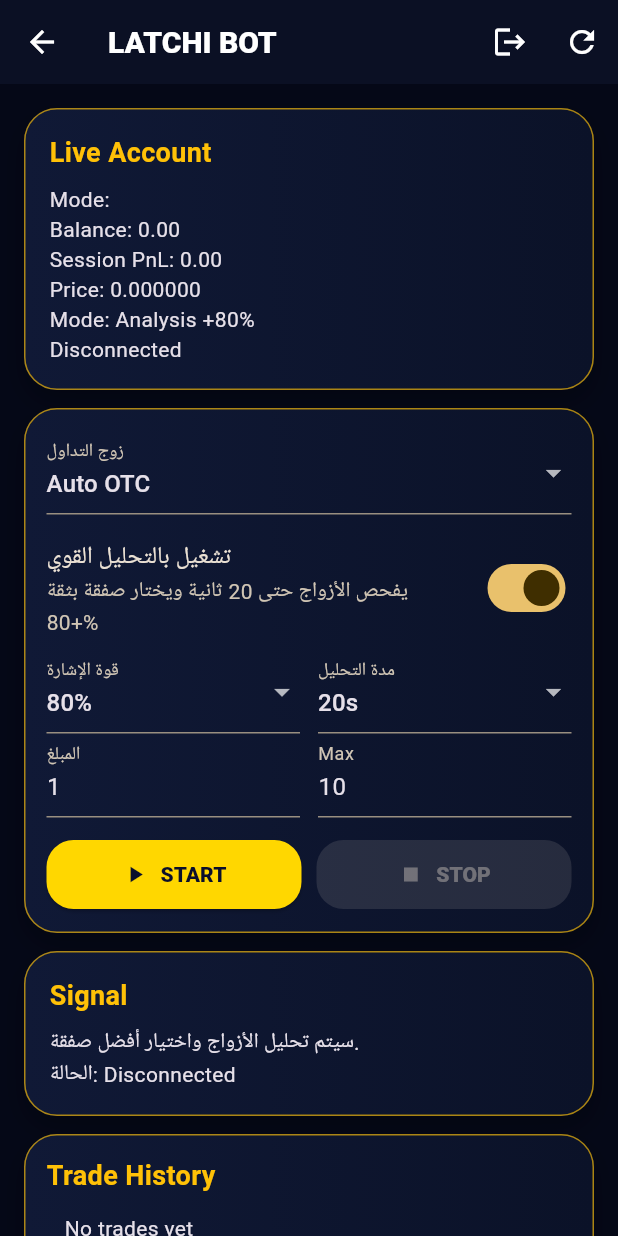
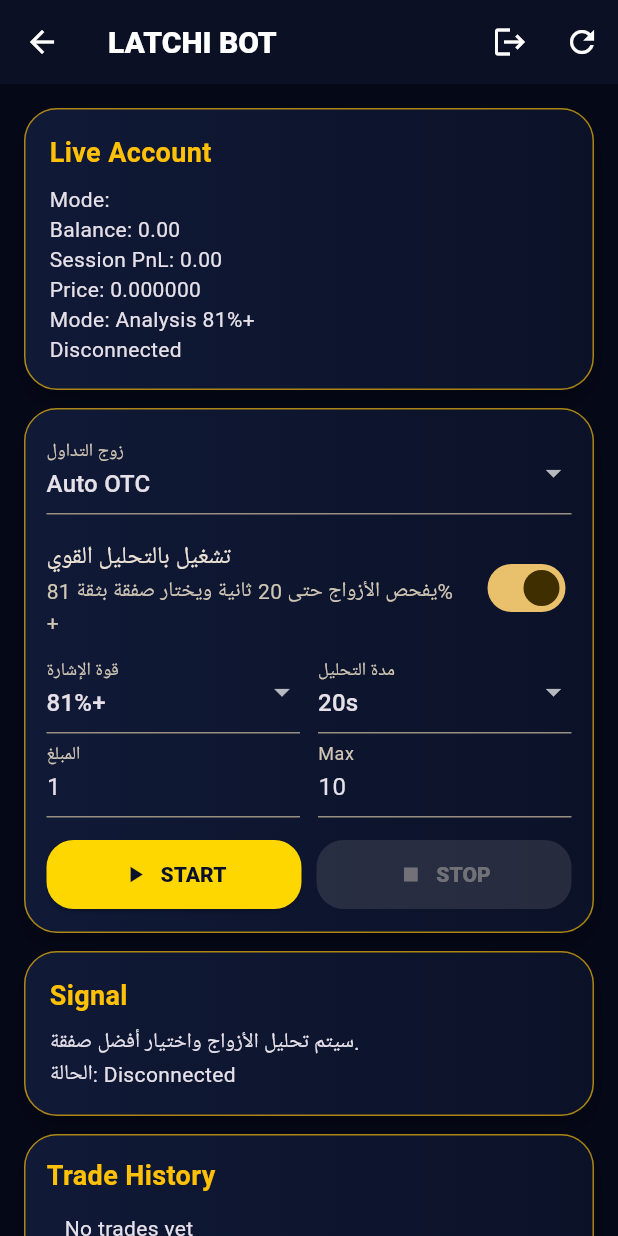
Before and after one commit to iskande233/quotex-bot-app, a Flutter app: the BotDashboard screen opened directly with empty values, on a phone screen of 412 x 824 dp. Run offline on Flutter 3.47's test engine with Material 3 defaults, Android fonts, the phone set to English and light mode, and no system bars; our stand-ins replace shared_preferences; accounts and stored records are empty; network calls fail.

Commit message:
Adjust analysis confidence range to 81-95

```diff
--- a/frontend/lib/main.dart
+++ b/frontend/lib/main.dart
@@ -146,7 +146,7 @@ class _BotDashboardState extends State<BotDashboard> {
   String selectedAsset = 'AUTO_OTC';
   bool useAnalysis = true;
   String manualDirection = 'CALL';
-  int minConfidence = 80;
+  int minConfidence = 81;
   int analysisSeconds = 20;
   List<String> assets = ['AUTO_OTC'];
   List<dynamic> history = [];
@@ -253,7 +253,7 @@ class _BotDashboardState extends State<BotDashboard> {
     );
   }
 
-  Widget _accountCard() => _panel('Live Account', 'Mode: $mode\nBalance: ${balance.toStringAsFixed(2)}\nSession PnL: ${pnl.toStringAsFixed(2)}\nPrice: ${price.toStringAsFixed(6)}\nMode: ${useAnalysis ? 'Analysis +$minConfidence%' : 'Direct $manualDirection'}\n$status');
+  Widget _accountCard() => _panel('Live Account', 'Mode: $mode\nBalance: ${balance.toStringAsFixed(2)}\nSession PnL: ${pnl.toStringAsFixed(2)}\nPrice: ${price.toStringAsFixed(6)}\nMode: ${useAnalysis ? 'Analysis $minConfidence%+' : 'Direct $manualDirection'}\n$status');
 
   Widget _controls() => Container(
     padding: const EdgeInsets.all(14), decoration: _box(), child: Column(children: [
@@ -263,11 +263,11 @@ class _BotDashboardState extends State<BotDashboard> {
         value: useAnalysis,
         contentPadding: EdgeInsets.zero,
         title: const Text('تشغيل بالتحليل القوي'),
-        subtitle: Text(useAnalysis ? 'يفحص الأزواج حتى $analysisSeconds ثانية ويختار صفقة بثقة +$minConfidence%' : 'تشغيل مباشر بدون تحليل بالاتجاه المختار'),
+        subtitle: Text(useAnalysis ? 'يفحص الأزواج حتى $analysisSeconds ثانية ويختار صفقة بثقة $minConfidence%+' : 'تشغيل مباشر بدون تحليل بالاتجاه المختار'),
         onChanged: (v) => setState(() => useAnalysis = v),
       ),
       if (!useAnalysis) DropdownButtonFormField<String>(value: manualDirection, decoration: const InputDecoration(labelText: 'الاتجاه بدون تحليل'), items: const [DropdownMenuItem(value: 'CALL', child: Text('CALL شراء')), DropdownMenuItem(value: 'PUT', child: Text('PUT بيع'))], onChanged: (v) => setState(() => manualDirection = v ?? 'CALL')),
-      if (useAnalysis) Row(children: [Expanded(child: DropdownButtonFormField<int>(value: minConfidence, decoration: const InputDecoration(labelText: 'قوة الإشارة'), items: const [DropdownMenuItem(value: 80, child: Text('80%')), DropdownMenuItem(value: 85, child: Text('85%')), DropdownMenuItem(value: 90, child: Text('90%'))], onChanged: (v) => setState(() => minConfidence = v ?? 80))), const SizedBox(width: 12), Expanded(child: DropdownButtonFormField<int>(value: analysisSeconds, decoration: const InputDecoration(labelText: 'مدة التحليل'), items: const [DropdownMenuItem(value: 20, child: Text('20s')), DropdownMenuItem(value: 30, child: Text('30s')), DropdownMenuItem(value: 45, child: Text('45s'))], onChanged: (v) => setState(() => analysisSeconds = v ?? 20)))]),
+      if (useAnalysis) Row(children: [Expanded(child: DropdownButtonFormField<int>(value: minConfidence, decoration: const InputDecoration(labelText: 'قوة الإشارة'), items: const [DropdownMenuItem(value: 81, child: Text('81%+')), DropdownMenuItem(value: 85, child: Text('85%+')), DropdownMenuItem(value: 90, child: Text('90%+')), DropdownMenuItem(value: 95, child: Text('95%'))], onChanged: (v) => setState(() => minConfidence = v ?? 81))), const SizedBox(width: 12), Expanded(child: DropdownButtonFormField<int>(value: analysisSeconds, decoration: const InputDecoration(labelText: 'مدة التحليل'), items: const [DropdownMenuItem(value: 20, child: Text('20s')), DropdownMenuItem(value: 30, child: Text('30s')), DropdownMenuItem(value: 45, child: Text('45s'))], onChanged: (v) => setState(() => analysisSeconds = v ?? 20)))]),
       Row(children: [Expanded(child: TextField(controller: amountCtrl, keyboardType: TextInputType.number, decoration: const InputDecoration(labelText: 'المبلغ'))), const SizedBox(width: 12), Expanded(child: TextField(controller: maxTradesCtrl, keyboardType: TextInputType.number, decoration: const InputDecoration(labelText: 'Max')))]),
       const SizedBox(height: 14),
       Row(children: [Expanded(child: ElevatedButton.icon(onPressed: running ? null : _start, icon: const Icon(Icons.play_arrow), label: const Text('START'))), const SizedBox(width: 10), Expanded(child: ElevatedButton.icon(onPressed: running ? _stop : null, icon: const Icon(Icons.stop), label: const Text('STOP')))]),
```
Also changed, not shown: 2 other files.
